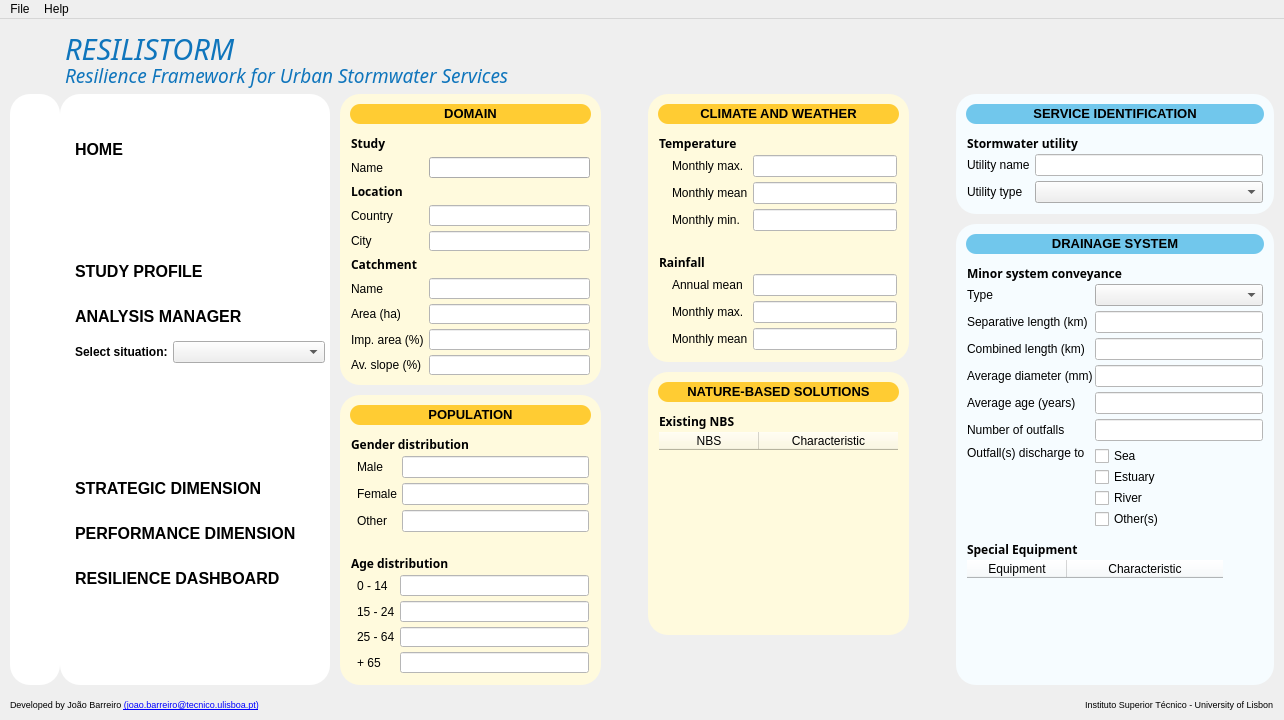
First picture: the form in GUI_QtDesign_Files/MainPage_V7.ui, repository JoaoBarreiro/RESILISTORM-tool, before the edit.
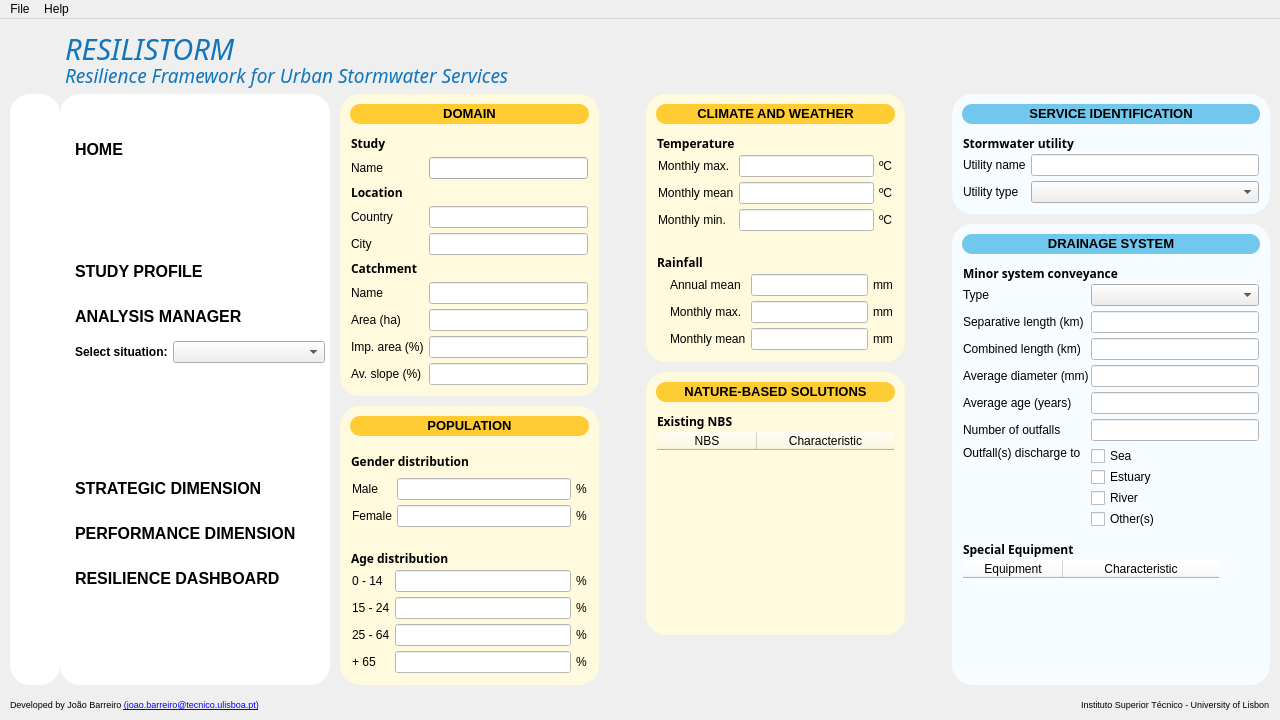
Second picture: the form after the edit. The open tabs and pages were chosen to show the change. Icons and pictures are not drawn.

Patch:
```diff
--- a/GUI_QtDesign_Files/MainPage_V7.ui
+++ b/GUI_QtDesign_Files/MainPage_V7.ui
@@ -10,7 +10,7 @@
    <rect>
     <x>0</x>
     <y>0</y>
-    <width>1284</width>
+    <width>1280</width>
     <height>720</height>
    </rect>
   </property>
@@ -2084,30 +2084,7 @@
                        <number>1</number>
                       </property>
                       <item>
-                       <widget class="QWidget" name="GenderPlot_Widget" native="true"/>
-                      </item>
-                      <item>
-                       <layout class="QFormLayout" name="Gender_Form">
-                        <property name="formAlignment">
-                         <set>Qt::AlignLeading|Qt::AlignLeft|Qt::AlignVCenter</set>
-                        </property>
-                        <item row="0" column="0">
-                         <widget class="QLabel" name="Male_Label">
-                          <property name="text">
-                           <string>Male</string>
-                          </property>
-                         </widget>
-                        </item>
-                        <item row="0" column="1">
-                         <widget class="QLineEdit" name="Male_LineEdit">
-                          <property name="styleSheet">
-                           <string notr="true">background-color: white</string>
-                          </property>
-                          <property name="alignment">
-                           <set>Qt::AlignCenter</set>
-                          </property>
-                         </widget>
-                        </item>
+                       <layout class="QGridLayout" name="gridLayout_2">
                         <item row="1" column="0">
                          <widget class="QLabel" name="Female_Label">
                           <property name="text">
@@ -2115,6 +2092,23 @@
                           </property>
                          </widget>
                         </item>
+                        <item row="0" column="2">
+                         <widget class="QLabel" name="label_10">
+                          <property name="text">
+                           <string>%</string>
+                          </property>
+                         </widget>
+                        </item>
+                        <item row="0" column="1">
+                         <widget class="QLineEdit" name="Male_LineEdit">
+                          <property name="styleSheet">
+                           <string notr="true">background-color: white</string>
+                          </property>
+                          <property name="alignment">
+                           <set>Qt::AlignCenter</set>
+                          </property>
+                         </widget>
+                        </item>
                         <item row="1" column="1">
                          <widget class="QLineEdit" name="Female_LineEdit">
                           <property name="styleSheet">
@@ -2125,20 +2119,17 @@
                           </property>
                          </widget>
                         </item>
-                        <item row="2" column="0">
-                         <widget class="QLabel" name="Other_Label">
+                        <item row="0" column="0">
+                         <widget class="QLabel" name="Male_Label">
                           <property name="text">
-                           <string>Other</string>
+                           <string>Male</string>
                           </property>
                          </widget>
                         </item>
-                        <item row="2" column="1">
-                         <widget class="QLineEdit" name="Other_LineEdit">
-                          <property name="styleSheet">
-                           <string notr="true">background-color: white</string>
-                          </property>
-                          <property name="alignment">
-                           <set>Qt::AlignCenter</set>
+                        <item row="1" column="2">
+                         <widget class="QLabel" name="label_11">
+                          <property name="text">
+                           <string>%</string>
                           </property>
                          </widget>
                         </item>
@@ -2219,13 +2210,7 @@
                        <number>1</number>
                       </property>
                       <item>
-                       <widget class="QWidget" name="AgePlot_Widget" native="true"/>
-                      </item>
-                      <item>
-                       <layout class="QFormLayout" name="Age_Form">
-                        <property name="formAlignment">
-                         <set>Qt::AlignLeading|Qt::AlignLeft|Qt::AlignVCenter</set>
-                        </property>
+                       <layout class="QGridLayout" name="gridLayout">
                         <item row="0" column="0">
                          <widget class="QLabel" name="Age1_Label">
                           <property name="text">
@@ -2233,25 +2218,8 @@
                           </property>
                          </widget>
                         </item>
-                        <item row="0" column="1">
-                         <widget class="QLineEdit" name="Age1_LineEdit">
-                          <property name="styleSheet">
-                           <string notr="true">background-color: white</string>
-                          </property>
-                          <property name="alignment">
-                           <set>Qt::AlignCenter</set>
-                          </property>
-                         </widget>
-                        </item>
-                        <item row="1" column="0">
-                         <widget class="QLabel" name="Age2_Label">
-                          <property name="text">
-                           <string>15 - 24</string>
-                          </property>
-                         </widget>
-                        </item>
-                        <item row="1" column="1">
-                         <widget class="QLineEdit" name="Age2_LineEdit">
+                        <item row="3" column="1">
+                         <widget class="QLineEdit" name="Age4_LineEdit">
                           <property name="styleSheet">
                            <string notr="true">background-color: white</string>
                           </property>
@@ -2267,8 +2235,18 @@
                           </property>
                          </widget>
                         </item>
-                        <item row="2" column="1">
-                         <widget class="QLineEdit" name="Age3_LineEdit">
+                        <item row="1" column="1">
+                         <widget class="QLineEdit" name="Age2_LineEdit">
+                          <property name="styleSheet">
+                           <string notr="true">background-color: white</string>
+                          </property>
+                          <property name="alignment">
+                           <set>Qt::AlignCenter</set>
+                          </property>
+                         </widget>
+                        </item>
+                        <item row="0" column="1">
+                         <widget class="QLineEdit" name="Age1_LineEdit">
                           <property name="styleSheet">
                            <string notr="true">background-color: white</string>
                           </property>
@@ -2284,8 +2262,15 @@
                           </property>
                          </widget>
                         </item>
-                        <item row="3" column="1">
-                         <widget class="QLineEdit" name="Age4_LineEdit">
+                        <item row="1" column="0">
+                         <widget class="QLabel" name="Age2_Label">
+                          <property name="text">
+                           <string>15 - 24</string>
+                          </property>
+                         </widget>
+                        </item>
+                        <item row="2" column="1">
+                         <widget class="QLineEdit" name="Age3_LineEdit">
                           <property name="styleSheet">
                            <string notr="true">background-color: white</string>
                           </property>
@@ -2294,6 +2279,34 @@
                           </property>
                          </widget>
                         </item>
+                        <item row="0" column="2">
+                         <widget class="QLabel" name="label_6">
+                          <property name="text">
+                           <string>%</string>
+                          </property>
+                         </widget>
+                        </item>
+                        <item row="1" column="2">
+                         <widget class="QLabel" name="label_7">
+                          <property name="text">
+                           <string>%</string>
+                          </property>
+                         </widget>
+                        </item>
+                        <item row="2" column="2">
+                         <widget class="QLabel" name="label_8">
+                          <property name="text">
+                           <string>%</string>
+                          </property>
+                         </widget>
+                        </item>
+                        <item row="3" column="2">
+                         <widget class="QLabel" name="label_9">
+                          <property name="text">
+                           <string>%</string>
+                          </property>
+                         </widget>
+                        </item>
                        </layout>
                       </item>
                      </layout>
@@ -2430,7 +2443,7 @@
                    </item>
                    <item>
                     <widget class="QWidget" name="TemperatureContent_Widget" native="true">
-                     <layout class="QHBoxLayout" name="TemperatureContent_" stretch="0,1">
+                     <layout class="QHBoxLayout" name="TemperatureContent_" stretch="1">
                       <property name="spacing">
                        <number>5</number>
                       </property>
@@ -2447,23 +2460,7 @@
                        <number>1</number>
                       </property>
                       <item>
-                       <widget class="QLabel" name="Temperature_Picture">
-                        <property name="text">
-                         <string/>
-                        </property>
-                        <property name="pixmap">
-                         <pixmap resource="resources.qrc">:/Profiles/icons/icons8-thermometer-60.png</pixmap>
-                        </property>
-                        <property name="scaledContents">
-                         <bool>false</bool>
-                        </property>
-                       </widget>
-                      </item>
-                      <item>
-                       <layout class="QFormLayout" name="Temperature_Form">
-                        <property name="formAlignment">
-                         <set>Qt::AlignLeading|Qt::AlignLeft|Qt::AlignVCenter</set>
-                        </property>
+                       <layout class="QGridLayout" name="gridLayout_3">
                         <property name="verticalSpacing">
                          <number>5</number>
                         </property>
@@ -2474,16 +2471,6 @@
                           </property>
                          </widget>
                         </item>
-                        <item row="0" column="1">
-                         <widget class="QLineEdit" name="TempMonthMax_LineEdit">
-                          <property name="styleSheet">
-                           <string notr="true">background-color: white</string>
-                          </property>
-                          <property name="alignment">
-                           <set>Qt::AlignCenter</set>
-                          </property>
-                         </widget>
-                        </item>
                         <item row="1" column="0">
                          <widget class="QLabel" name="TempMonthMean_Label">
                           <property name="text">
@@ -2501,6 +2488,26 @@
                           </property>
                          </widget>
                         </item>
+                        <item row="0" column="1">
+                         <widget class="QLineEdit" name="TempMonthMax_LineEdit">
+                          <property name="styleSheet">
+                           <string notr="true">background-color: white</string>
+                          </property>
+                          <property name="alignment">
+                           <set>Qt::AlignCenter</set>
+                          </property>
+                         </widget>
+                        </item>
+                        <item row="2" column="1">
+                         <widget class="QLineEdit" name="TempMonthlyMin_LineEdit">
+                          <property name="styleSheet">
+                           <string notr="true">background-color: white</string>
+                          </property>
+                          <property name="alignment">
+                           <set>Qt::AlignCenter</set>
+                          </property>
+                         </widget>
+                        </item>
                         <item row="2" column="0">
                          <widget class="QLabel" name="TempMonthlyMin_Label">
                           <property name="text">
@@ -2508,13 +2515,24 @@
                           </property>
                          </widget>
                         </item>
-                        <item row="2" column="1">
-                         <widget class="QLineEdit" name="TempMonthlyMin_LineEdit">
-                          <property name="styleSheet">
-                           <string notr="true">background-color: white</string>
+                        <item row="0" column="2">
+                         <widget class="QLabel" name="label_12">
+                          <property name="text">
+                           <string>ºC</string>
                           </property>
-                          <property name="alignment">
-                           <set>Qt::AlignCenter</set>
+                         </widget>
+                        </item>
+                        <item row="1" column="2">
+                         <widget class="QLabel" name="label_14">
+                          <property name="text">
+                           <string>ºC</string>
+                          </property>
+                         </widget>
+                        </item>
+                        <item row="2" column="2">
+                         <widget class="QLabel" name="label_15">
+                          <property name="text">
+                           <string>ºC</string>
                           </property>
                          </widget>
                         </item>
@@ -2608,22 +2626,12 @@
                        </widget>
                       </item>
                       <item>
-                       <layout class="QFormLayout" name="Rainfall_Form">
-                        <property name="formAlignment">
-                         <set>Qt::AlignLeading|Qt::AlignLeft|Qt::AlignVCenter</set>
-                        </property>
+                       <layout class="QGridLayout" name="gridLayout_4">
                         <property name="verticalSpacing">
                          <number>5</number>
                         </property>
-                        <item row="0" column="0">
-                         <widget class="QLabel" name="RainAnnualMean_Label">
-                          <property name="text">
-                           <string>Annual mean</string>
-                          </property>
-                         </widget>
-                        </item>
-                        <item row="0" column="1">
-                         <widget class="QLineEdit" name="RainAnnualMean_LineEdit">
+                        <item row="2" column="1">
+                         <widget class="QLineEdit" name="RainMonthMean_LineEdit">
                           <property name="styleSheet">
                            <string notr="true">background-color: white</string>
                           </property>
@@ -2639,16 +2647,6 @@
                           </property>
                          </widget>
                         </item>
-                        <item row="1" column="1">
-                         <widget class="QLineEdit" name="RainMonthMax_LineEdit">
-                          <property name="styleSheet">
-                           <string notr="true">background-color: white</string>
-                          </property>
-                          <property name="alignment">
-                           <set>Qt::AlignCenter</set>
-                          </property>
-                         </widget>
-                        </item>
                         <item row="2" column="0">
                          <widget class="QLabel" name="RainMonthMean_Label">
                           <property name="text">
@@ -2656,8 +2654,8 @@
                           </property>
                          </widget>
                         </item>
-                        <item row="2" column="1">
-                         <widget class="QLineEdit" name="RainMonthMean_LineEdit">
+                        <item row="0" column="1">
+                         <widget class="QLineEdit" name="RainAnnualMean_LineEdit">
                           <property name="styleSheet">
                            <string notr="true">background-color: white</string>
                           </property>
@@ -2666,6 +2664,44 @@
                           </property>
                          </widget>
                         </item>
+                        <item row="1" column="1">
+                         <widget class="QLineEdit" name="RainMonthMax_LineEdit">
+                          <property name="styleSheet">
+                           <string notr="true">background-color: white</string>
+                          </property>
+                          <property name="alignment">
+                           <set>Qt::AlignCenter</set>
+                          </property>
+                         </widget>
+                        </item>
+                        <item row="0" column="0">
+                         <widget class="QLabel" name="RainAnnualMean_Label">
+                          <property name="text">
+                           <string>Annual mean</string>
+                          </property>
+                         </widget>
+                        </item>
+                        <item row="0" column="2">
+                         <widget class="QLabel" name="label_16">
+                          <property name="text">
+                           <string>mm</string>
+                          </property>
+                         </widget>
+                        </item>
+                        <item row="1" column="2">
+                         <widget class="QLabel" name="label_17">
+                          <property name="text">
+                           <string>mm</string>
+                          </property>
+                         </widget>
+                        </item>
+                        <item row="2" column="2">
+                         <widget class="QLabel" name="label_18">
+                          <property name="text">
+                           <string>mm</string>
+                          </property>
+                         </widget>
+                        </item>
                        </layout>
                       </item>
                      </layout>
@@ -3355,6 +3391,9 @@
                    <property name="spacing">
                     <number>2</number>
                    </property>
+                   <property name="sizeConstraint">
+                    <enum>QLayout::SetDefaultConstraint</enum>
+                   </property>
                    <property name="leftMargin">
                     <number>1</number>
                    </property>
@@ -4713,7 +4752,7 @@
     <rect>
      <x>0</x>
      <y>0</y>
-     <width>1284</width>
+     <width>1280</width>
      <height>22</height>
     </rect>
    </property>
```
Left out of the diff: 52 changed lines with no effect on the pictures.
